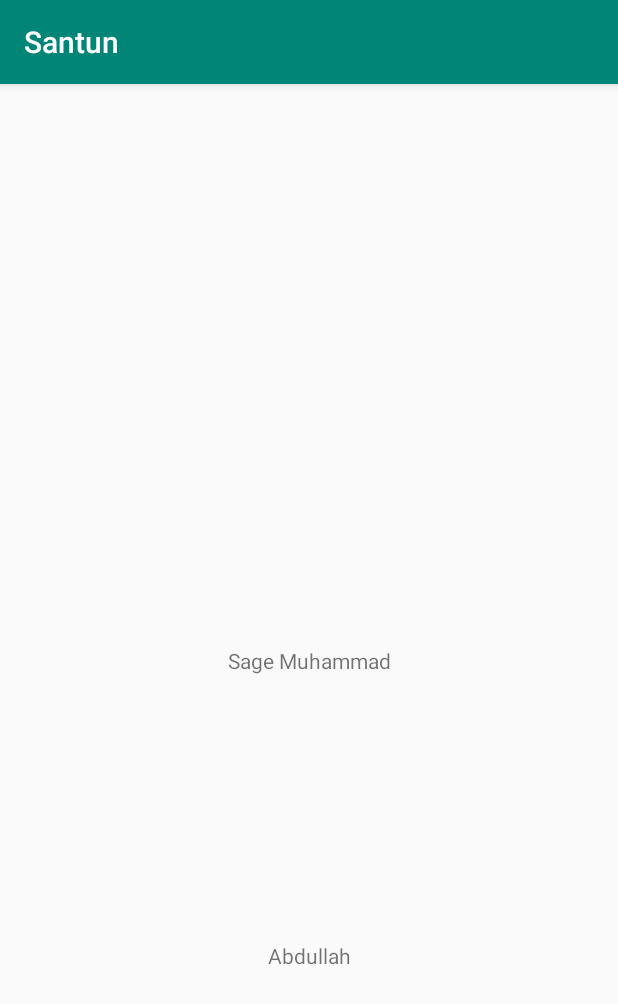
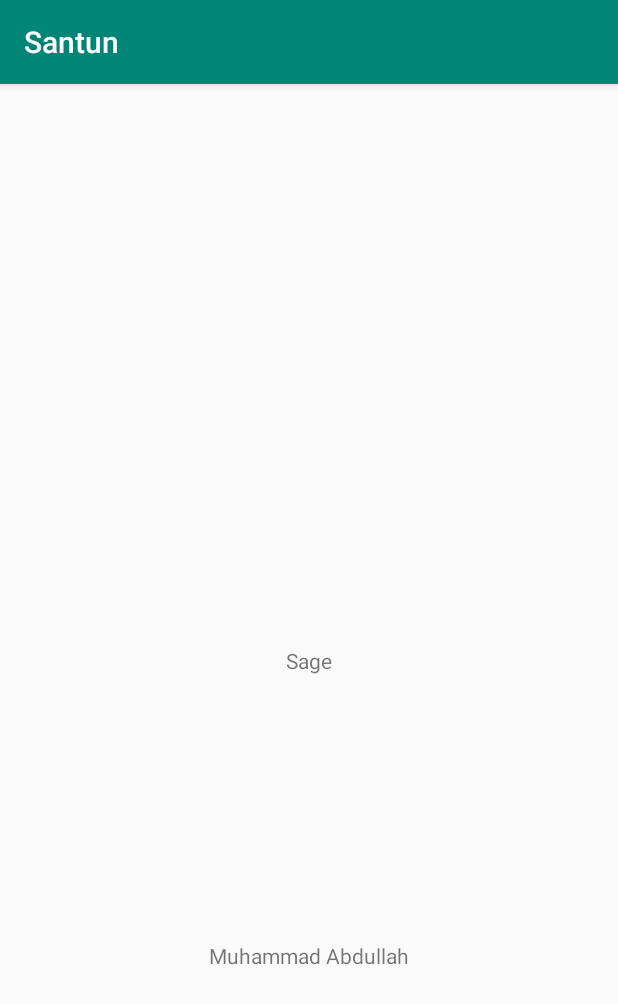
Before and after one commit to laymonage/santun, an Android app: the screen it shows after launch (MainActivity), on a phone screen of 412 x 824 dp. Shown: the top 1004 px of the screen. Run offline under Robolectric (Android 15) with nearby library versions, the phone set to English and light mode, and no system bars; our stand-ins replace data binding.

Commit message:
Use ViewModel

```diff
--- a/app/src/main/java/id/ac/ui/cs/mobileprogramming/sage/santun/ui/main/MainFragment.kt
+++ b/app/src/main/java/id/ac/ui/cs/mobileprogramming/sage/santun/ui/main/MainFragment.kt
@@ -25,15 +25,13 @@ class MainFragment : Fragment() {
         val binding: MainFragmentBinding = DataBindingUtil.inflate(
                 inflater, R.layout.main_fragment, container, false
         )
-        val view: View = binding.root
-        binding.name = "Sage Muhammad"
-        binding.lastName = "Abdullah"
-        return view
+        viewModel = ViewModelProviders.of(this).get(MainViewModel::class.java)
+        binding.viewModel = viewModel
+        return binding.root
     }
 
     override fun onActivityCreated(savedInstanceState: Bundle?) {
         super.onActivityCreated(savedInstanceState)
-        viewModel = ViewModelProviders.of(this).get(MainViewModel::class.java)
         // TODO: Use the ViewModel
     }
 
--- a/app/src/main/java/id/ac/ui/cs/mobileprogramming/sage/santun/ui/main/MainViewModel.kt
+++ b/app/src/main/java/id/ac/ui/cs/mobileprogramming/sage/santun/ui/main/MainViewModel.kt
@@ -3,5 +3,6 @@ package id.ac.ui.cs.mobileprogramming.sage.santun.ui.main
 import androidx.lifecycle.ViewModel
 
 class MainViewModel : ViewModel() {
-    // TODO: Implement the ViewModel
+    val name = "Sage"
+    val lastName = "Muhammad Abdullah"
 }
--- a/app/src/main/res/layout/main_fragment.xml
+++ b/app/src/main/res/layout/main_fragment.xml
@@ -4,8 +4,9 @@
     xmlns:tools="http://schemas.android.com/tools">
 
     <data>
-        <variable name="name" type="String"/>
-        <variable name="lastName" type="String"/>
+        <variable
+            name="viewModel"
+            type="id.ac.ui.cs.mobileprogramming.sage.santun.ui.main.MainViewModel"/>
     </data>
 
     <androidx.constraintlayout.widget.ConstraintLayout
@@ -18,7 +19,7 @@
             android:id="@+id/nama"
             android:layout_width="wrap_content"
             android:layout_height="wrap_content"
-            android:text="@{name}"
+            android:text="@{viewModel.name}"
             app:layout_constraintBottom_toBottomOf="parent"
             app:layout_constraintEnd_toEndOf="parent"
             app:layout_constraintStart_toStartOf="parent"
@@ -28,7 +29,7 @@
             android:id="@+id/namaBelakang"
             android:layout_width="wrap_content"
             android:layout_height="wrap_content"
-            android:text="@{lastName}"
+            android:text="@{viewModel.lastName}"
             app:layout_constraintBottom_toBottomOf="parent"
             app:layout_constraintEnd_toEndOf="parent"
             app:layout_constraintHorizontal_bias="0.5"
```
